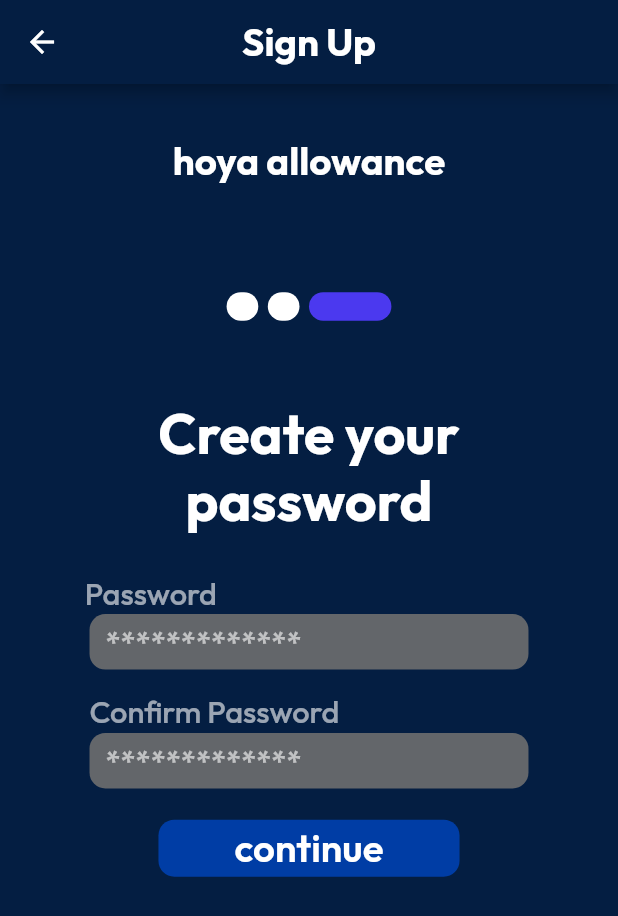
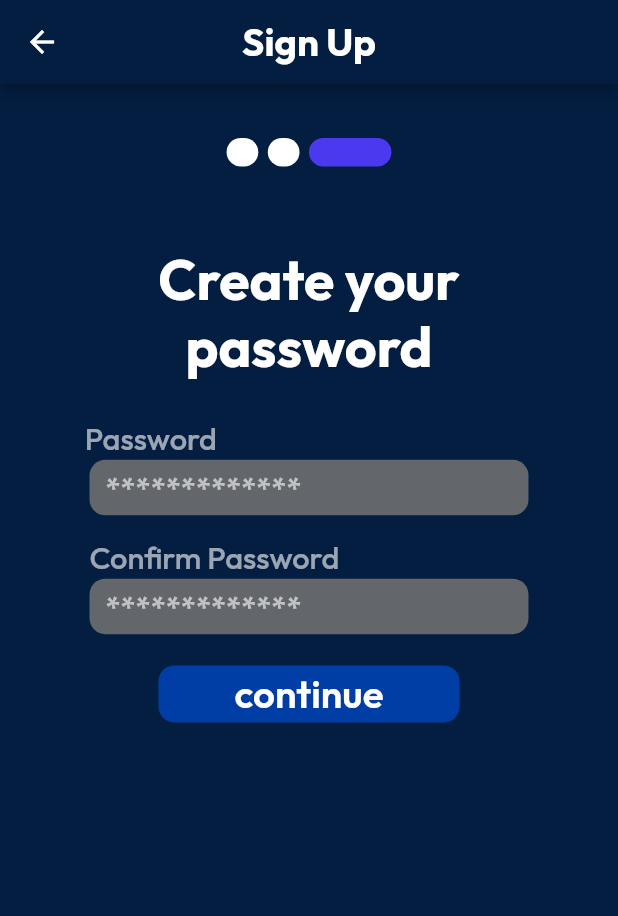
Before and after one commit to PontisDigital/allowance-app, a Flutter app: the OnboardPasswordPage screen opened directly with empty values, on a phone screen of 412 x 824 dp. Shown: the top 916 px of the screen. Run offline on Flutter 3.47's test engine with Material 2 defaults, Android fonts, the phone set to English and light mode, and no system bars; our stand-ins replace cloud_firestore, firebase_auth, firebase_core, google_fonts, qr_flutter, shared_preferences; accounts and stored records are empty; network calls fail.

Commit message:
small polish

```diff
--- a/lib/page-1/onboarding-2-done.dart
+++ b/lib/page-1/onboarding-2-done.dart
@@ -81,22 +81,6 @@ class _OnboardPasswordPageState extends State<OnboardPasswordPage> {
               child: Column(
                 crossAxisAlignment: CrossAxisAlignment.center,
                 children: [
-                  Container(
-                    // hoyaallowanced1H (301:1092)
-                    margin: EdgeInsets.fromLTRB(
-                        3 * fem, 0 * fem, 0 * fem, 68 * fem),
-                    child: Text(
-                      'hoya allowance',
-                      textAlign: TextAlign.center,
-                      style: SafeGoogleFont(
-                        'Outfit',
-                        fontSize: 25 * ffem,
-                        fontWeight: FontWeight.w700,
-                        height: 1.26 * ffem / fem,
-                        color: Color(0xffffffff),
-                      ),
-                    ),
-                  ),
                   Container(
                     // frame37251vm5 (7:125)
                     width: double.infinity,
--- a/lib/user_card.dart
+++ b/lib/user_card.dart
@@ -42,7 +42,9 @@ class UserCard extends StatelessWidget {
         splashFactory: InkRipple.splashFactory,
         splashColor: Colors.white,
         onTap: () {
-          navigateToSendMoney(context);
+          if (isButton) {
+            navigateToSendMoney(context);
+          }
         },
         child: Container(
           // group18LF1 (301:1227)
```
